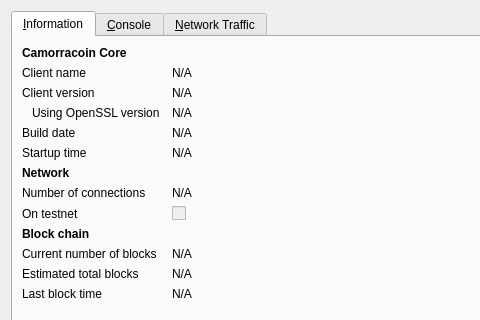
raul75/AlessioCoin, file src/qt/forms/rpcconsole.ui: the form before one commit; both pictures show x 0 to 480 and y 0 to 320 of the 740 by 510 pixel window.
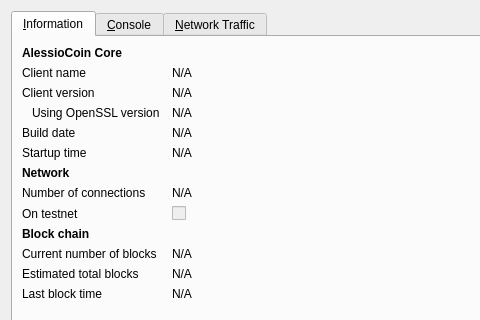
The form after the commit. Icons and pictures are not drawn. Custom widgets are drawn as their Qt base class.

What changed in the file:
```diff
--- a/src/qt/forms/rpcconsole.ui
+++ b/src/qt/forms/rpcconsole.ui
@@ -36,7 +36,7 @@
           </font>
          </property>
          <property name="text">
-          <string>Camorracoin Core</string>
+          <string>AlessioCoin Core</string>
          </property>
         </widget>
        </item>
```
Left out of the diff: 6 changed lines with no effect on the pictures.
